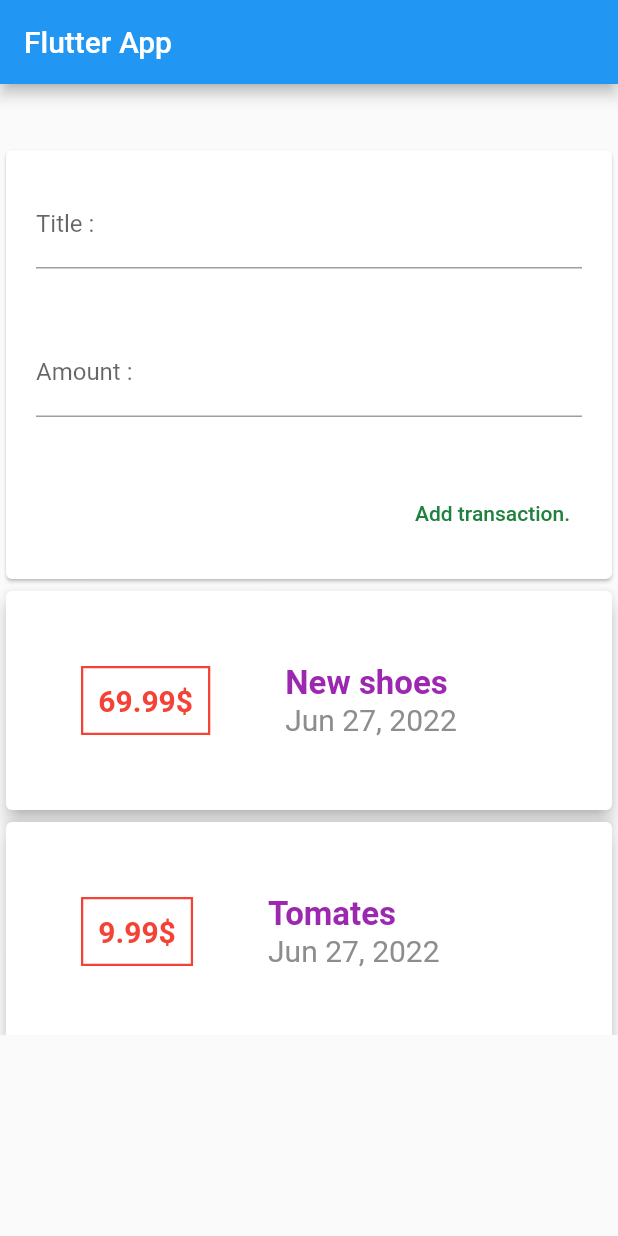
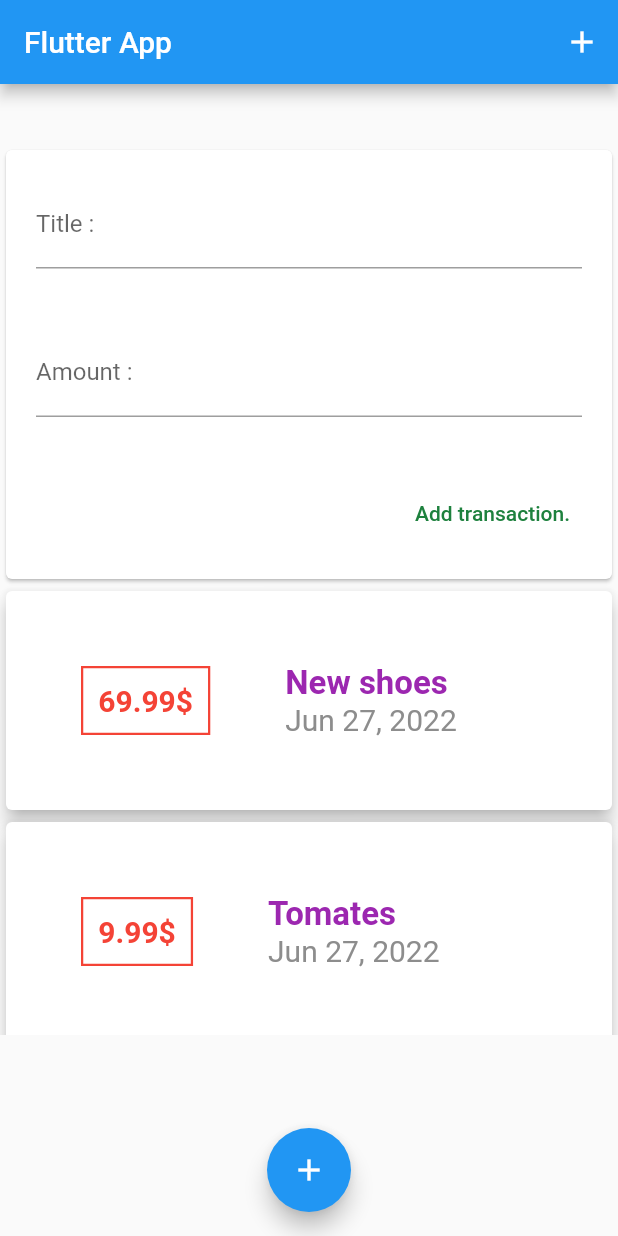
Before and after one commit to JAMALEEY/Flutter-BootCamp, a Flutter app: the screen it shows after launch, on a phone screen of 412 x 824 dp. Run offline on Flutter 3.47's test engine with Material 2 defaults, Android fonts, the phone set to English and light mode, and no system bars.

Commit message:
add icon buttons

```diff
--- a/expensses/lib/main.dart
+++ b/expensses/lib/main.dart
@@ -7,6 +7,7 @@ class MyApp extends StatelessWidget {
   @override
   Widget build(BuildContext context) {
     return MaterialApp(
+      debugShowCheckedModeBanner: false,
       title: 'Flutter App',
       home: MyHomePage(),
     );
@@ -24,6 +25,14 @@ class MyHomePage extends StatelessWidget {
     return Scaffold(
       appBar: AppBar(
         title: Text('Flutter App'),
+        actions: [
+          IconButton(
+            icon: Icon(Icons.add),
+            onPressed: () {
+              () => null;
+            },
+          )
+        ],
       ),
       body: Center(
         child: Column(
@@ -40,6 +49,11 @@ class MyHomePage extends StatelessWidget {
           ],
         ),
       ),
+      floatingActionButton: FloatingActionButton(
+        onPressed: () {},
+        child: Icon(Icons.add),
+      ),
+      floatingActionButtonLocation: FloatingActionButtonLocation.centerFloat,
     );
   }
 }
--- a/expensses/lib/widgets/new_transaction.dart
+++ b/expensses/lib/widgets/new_transaction.dart
@@ -26,6 +26,7 @@ class NewTransaction extends StatelessWidget {
             decoration: InputDecoration(labelText: 'Title :'),
             // onChanged: (val) => titleInput = val,
             controller: titleController,
+            onSubmitted: (_) => submitData(),
           ),
         ),
         Container(
```
